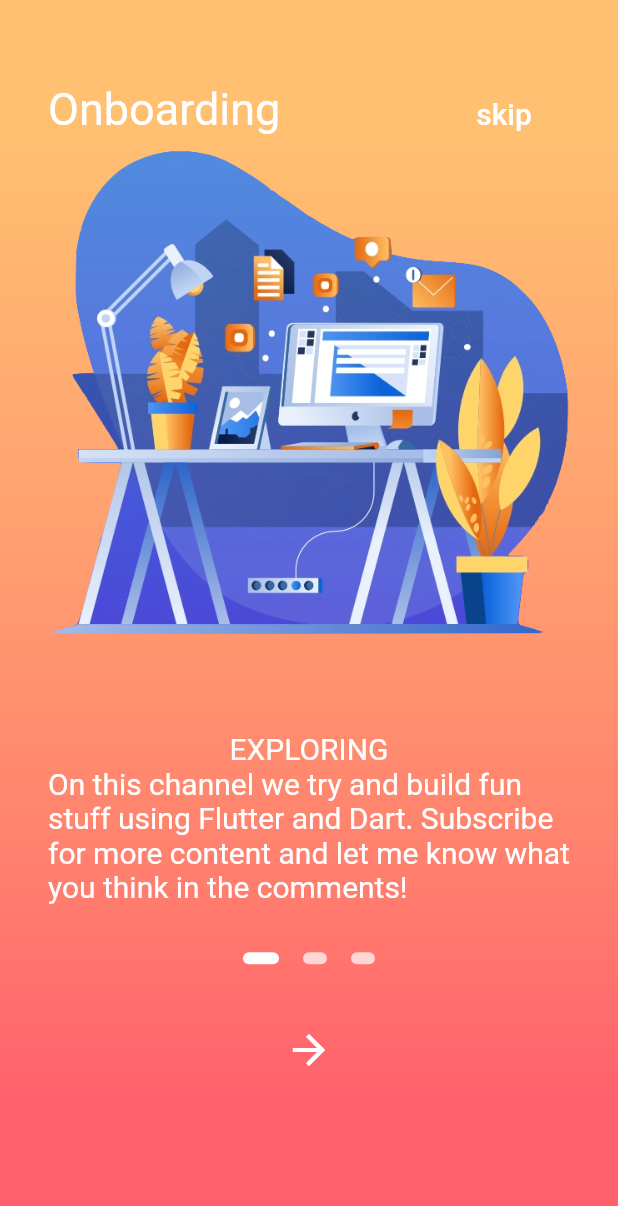
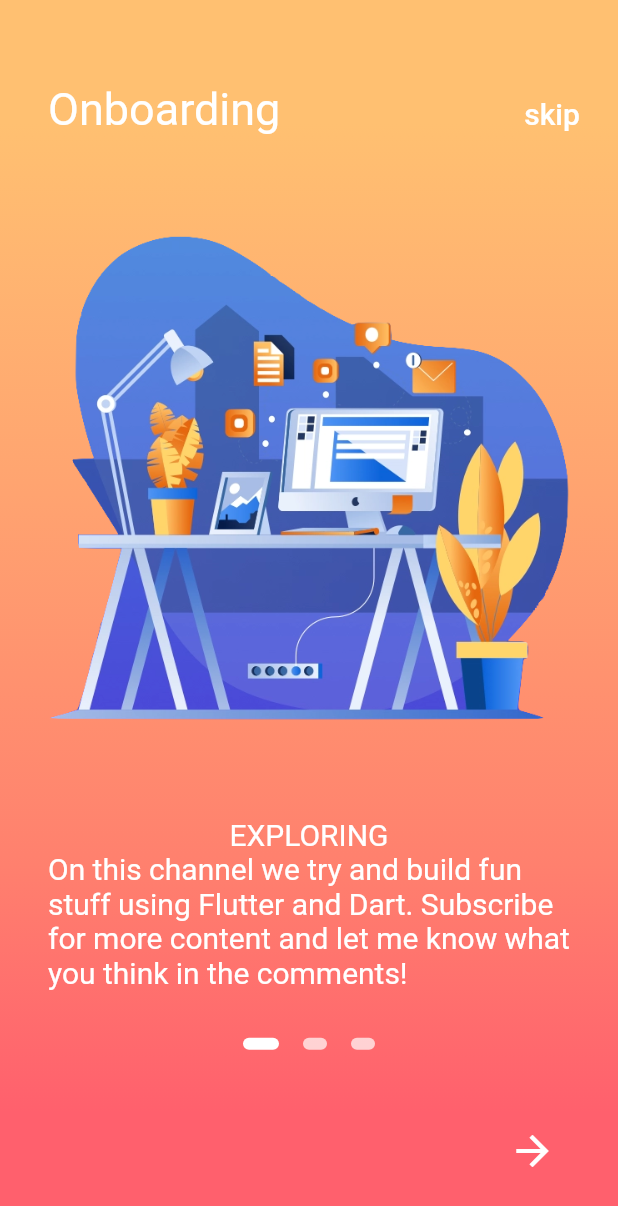
Before and after one commit to AllenXavier/PersonalPassionProject, a Flutter app: the screen it shows after launch, on a phone screen of 412 x 824 dp. Shown: the top 1206 px of the screen. Run offline on Flutter 3.47's test engine with Material 2 defaults, Android fonts, the phone set to English and light mode, and no system bars.

Commit message:
Onboarding Layout changes

```diff
--- a/chatty/lib/screens/onboarding/components/onboard_page.dart
+++ b/chatty/lib/screens/onboarding/components/onboard_page.dart
@@ -57,7 +57,10 @@ class _OnboardPageState extends State<OnboardPage> {
     }
 
     return Scaffold(
-      body: Container(
+      body:
+      Stack(
+        children: <Widget>[
+          Container(
               decoration: BoxDecoration(
                 gradient: LinearGradient(
                   begin: Alignment.topCenter,
@@ -100,12 +103,16 @@ class _OnboardPageState extends State<OnboardPage> {
                         ),
                       )
                   ),
-
                   Row(
                     mainAxisAlignment: MainAxisAlignment.center,
                     children: _buildPageIndicator(),
                   ),
-              Padding(
+                ],
+              )
+          ),
+          Align(
+            alignment: Alignment.bottomRight,
+            child: Padding(
               padding: const EdgeInsets.all(32.0),
               child: _currentPage != _numPages - 1
                   ? Container(
@@ -123,8 +130,8 @@ class _OnboardPageState extends State<OnboardPage> {
               )
                   : Text(''),
             ),
+          )
         ],
-          )
       ),
       bottomSheet: _currentPage == _numPages - 1
           ? Container(
--- a/chatty/lib/screens/onboarding/onboarding_screen.dart
+++ b/chatty/lib/screens/onboarding/onboarding_screen.dart
@@ -50,7 +50,7 @@ class Onboarding extends StatelessWidget {
                 ),
 
                 Padding(
-                  padding: const EdgeInsets.only(right: 32.0),
+                  padding: const EdgeInsets.only(right: 0),
                   child: FlatButton(
                     child: Text('skip',
                       style: TextStyle(
```
Lines whose indentation alone changed are shown as unchanged.
